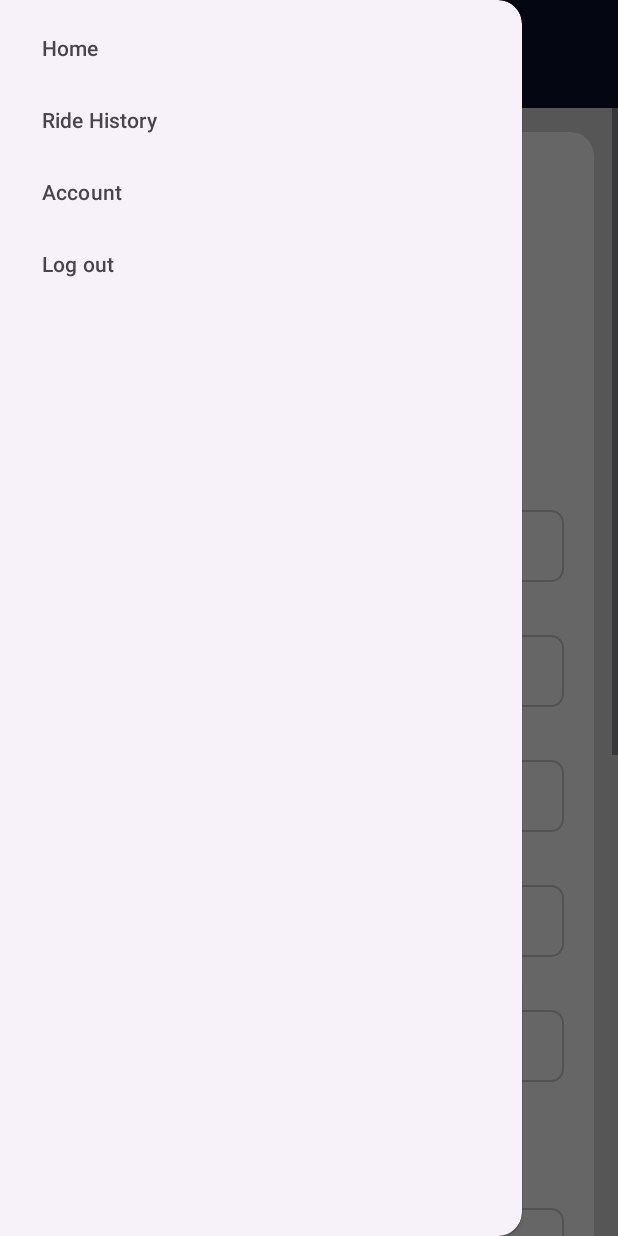
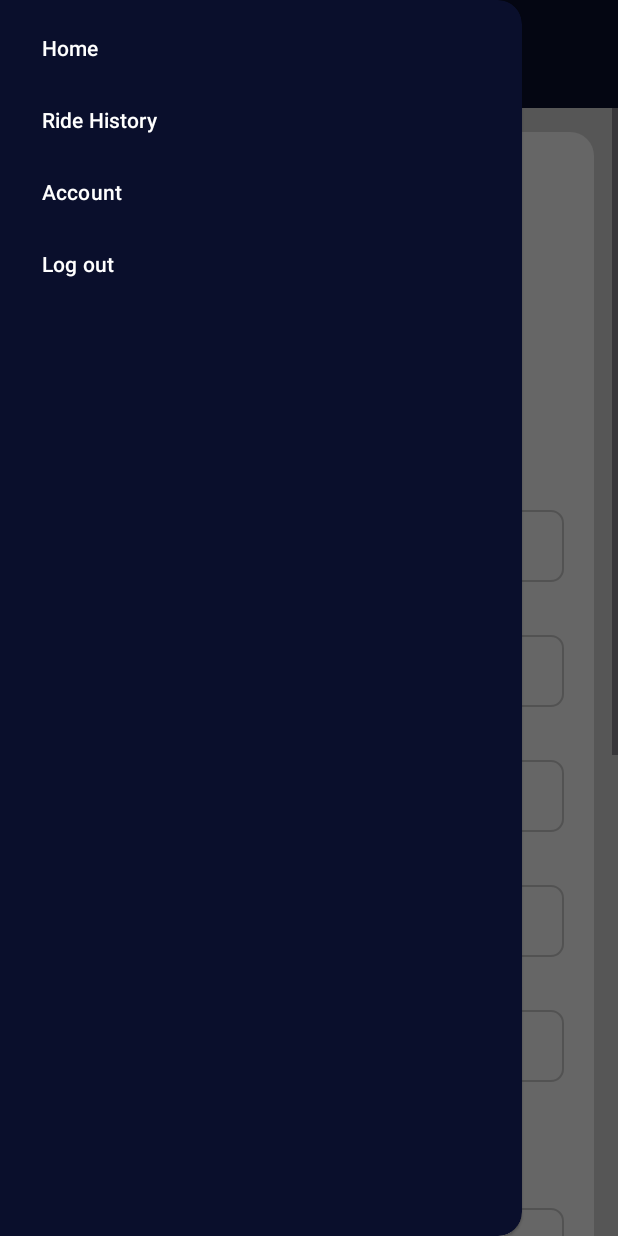
Before and after one commit to kzi-nastava/mrs-team13-Nuvola, an Android app: the ProfileActivity screen opened directly, with no data from a screen before it, with the side drawer open, on a phone screen of 412 x 824 dp. Run offline under Robolectric (Android 15) with nearby library versions, the phone set to English and light mode, and no system bars.

Commit message:
Fix color of the navbar menu

```diff
--- a/android/app/src/main/java/com/example/nuvola/activities/ProfileActivity.java
+++ b/android/app/src/main/java/com/example/nuvola/activities/ProfileActivity.java
@@ -183,7 +183,6 @@ public class ProfileActivity extends AppCompatActivity {
             valid = false;
         }
 
-        // 🚗 DRIVER VALIDATION
         if (isDriver) {
             if (etVehicleModel.getText().toString().trim().isEmpty()) {
                 tvErrorVehicleModel.setVisibility(View.VISIBLE);
--- a/android/app/src/main/res/layout/profile_user.xml
+++ b/android/app/src/main/res/layout/profile_user.xml
@@ -6,7 +6,6 @@
     android:layout_width="match_parent"
     android:layout_height="match_parent">
 
-    <!-- ================== MAIN CONTENT ================== -->
     <FrameLayout
         android:layout_width="match_parent"
         android:layout_height="match_parent">
@@ -16,7 +15,6 @@
             android:id="@+id/navbar"
             layout="@layout/view_navbar" />
 
-        <!-- PROFILE CONTENT -->
         <ScrollView
             android:layout_width="match_parent"
             android:layout_height="match_parent"
@@ -258,12 +256,16 @@
 
     </FrameLayout>
 
-    <!-- ================== DRAWER MENU ================== -->
     <com.google.android.material.navigation.NavigationView
         android:id="@+id/navView"
         android:layout_width="wrap_content"
         android:layout_height="match_parent"
         android:layout_gravity="start"
-        app:menu="@menu/loged_drawer_menu" />
+
+        android:background="#0A0F2C"
+        app:menu="@menu/loged_drawer_menu"
+        app:itemTextColor="@android:color/white"
+        app:itemBackground="@android:color/transparent" />
+
 
 </androidx.drawerlayout.widget.DrawerLayout>
```
